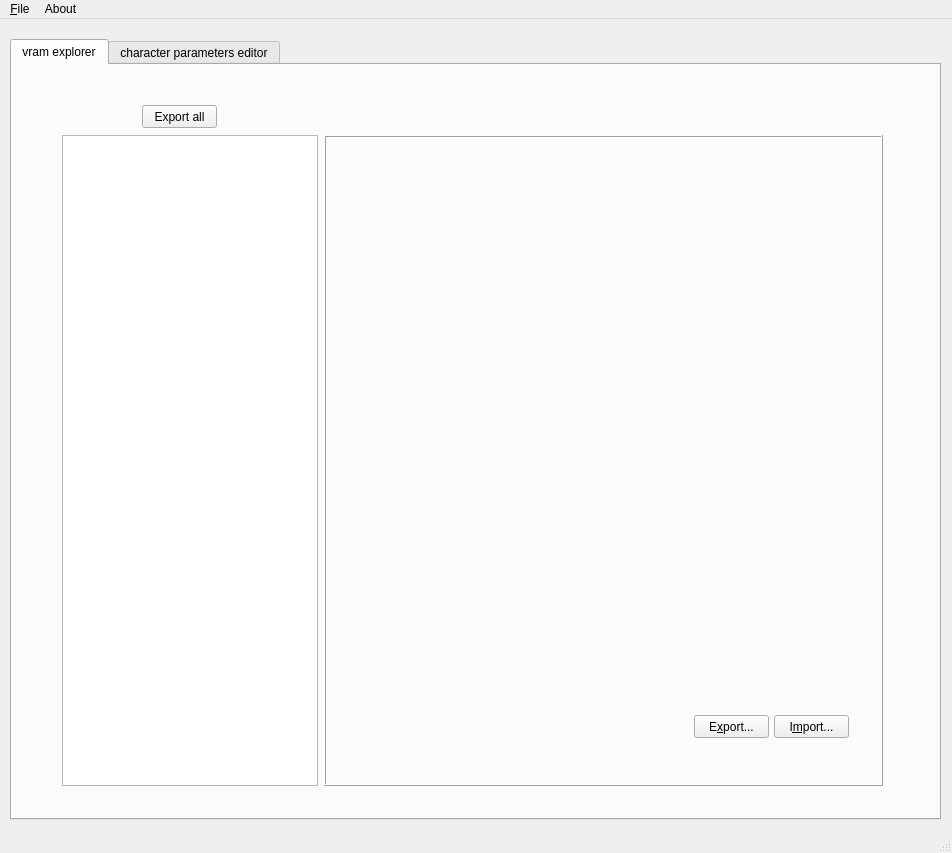
Before: the Qt Designer form lib/design/Raging_tools.ui in adsl14/Raging-tools, drawn with Qt 5.
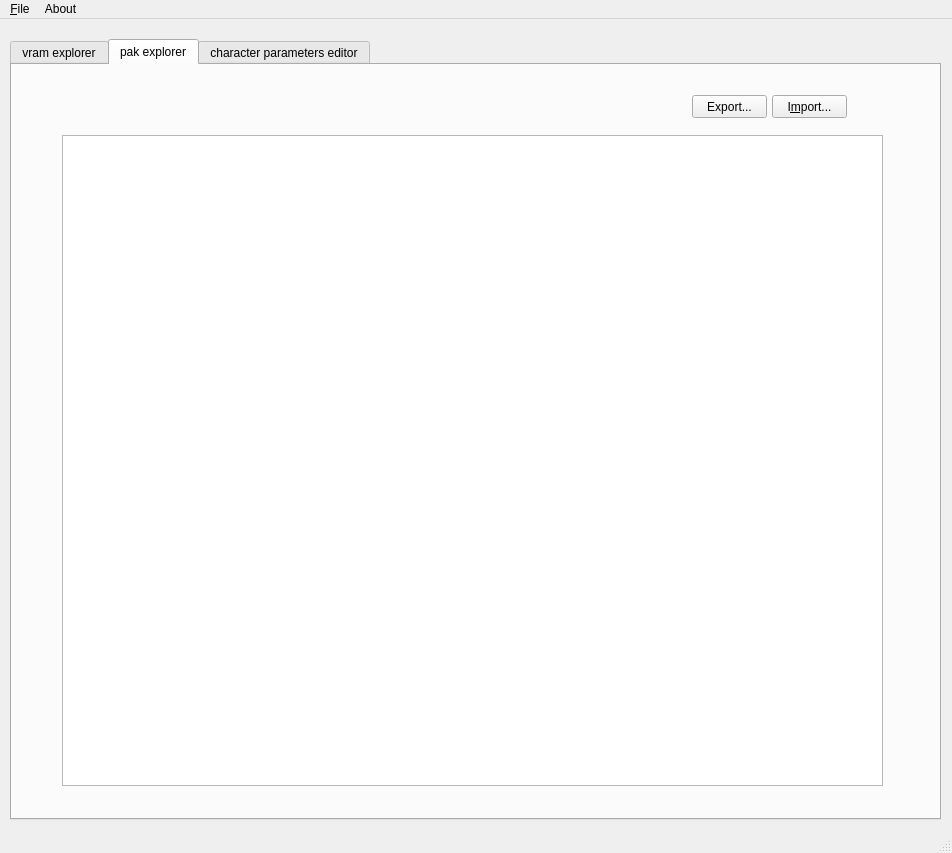
After: the same form once the commit is applied. The open tabs and pages were chosen to show the change. Icons and pictures are not drawn.

Commit message: Added pak explorer tab

The edit to the form file:
```diff
--- a/lib/design/Raging_tools.ui
+++ b/lib/design/Raging_tools.ui
@@ -70,6 +70,9 @@
          <property name="frameShadow">
           <enum>QFrame::Raised</enum>
          </property>
+         <property name="lineWidth">
+          <number>1</number>
+         </property>
          <widget class="QLabel" name="imageTexture">
           <property name="geometry">
            <rect>
@@ -243,6 +246,103 @@
       </property>
      </widget>
     </widget>
+    <widget class="QWidget" name="pak_explorer">
+     <attribute name="title">
+      <string>pak explorer</string>
+     </attribute>
+     <widget class="QWidget" name="horizontalLayoutWidget_3">
+      <property name="geometry">
+       <rect>
+        <x>50</x>
+        <y>70</y>
+        <width>821</width>
+        <height>651</height>
+       </rect>
+      </property>
+      <layout class="QHBoxLayout" name="horizontalLayout_3">
+       <item>
+        <widget class="QFrame" name="frame_3">
+         <property name="enabled">
+          <bool>true</bool>
+         </property>
+         <property name="frameShape">
+          <enum>QFrame::Box</enum>
+         </property>
+         <property name="frameShadow">
+          <enum>QFrame::Raised</enum>
+         </property>
+         <property name="lineWidth">
+          <number>0</number>
+         </property>
+         <widget class="QListView" name="listView_2">
+          <property name="geometry">
+           <rect>
+            <x>0</x>
+            <y>0</y>
+            <width>821</width>
+            <height>651</height>
+           </rect>
+          </property>
+          <property name="sizePolicy">
+           <sizepolicy hsizetype="Fixed" vsizetype="Expanding">
+            <horstretch>0</horstretch>
+            <verstretch>0</verstretch>
+           </sizepolicy>
+          </property>
+          <property name="lineWidth">
+           <number>1</number>
+          </property>
+         </widget>
+        </widget>
+       </item>
+      </layout>
+     </widget>
+     <widget class="QPushButton" name="importButton_2">
+      <property name="geometry">
+       <rect>
+        <x>760</x>
+        <y>30</y>
+        <width>75</width>
+        <height>23</height>
+       </rect>
+      </property>
+      <property name="text">
+       <string>I&amp;mport...</string>
+      </property>
+     </widget>
+     <widget class="QPushButton" name="exportButton_2">
+      <property name="geometry">
+       <rect>
+        <x>680</x>
+        <y>30</y>
+        <width>75</width>
+        <height>23</height>
+       </rect>
+      </property>
+      <property name="text">
+       <string>Export...</string>
+      </property>
+     </widget>
+     <widget class="QLabel" name="fileNameText_2">
+      <property name="geometry">
+       <rect>
+        <x>250</x>
+        <y>20</y>
+        <width>421</width>
+        <height>20</height>
+       </rect>
+      </property>
+      <property name="layoutDirection">
+       <enum>Qt::LeftToRight</enum>
+      </property>
+      <property name="text">
+       <string/>
+      </property>
+      <property name="alignment">
+       <set>Qt::AlignCenter</set>
+      </property>
+     </widget>
+    </widget>
     <widget class="QWidget" name="character_parameters_editor">
      <attribute name="title">
       <string>character parameters editor</string>
```
The commit also changes 7 other files.
